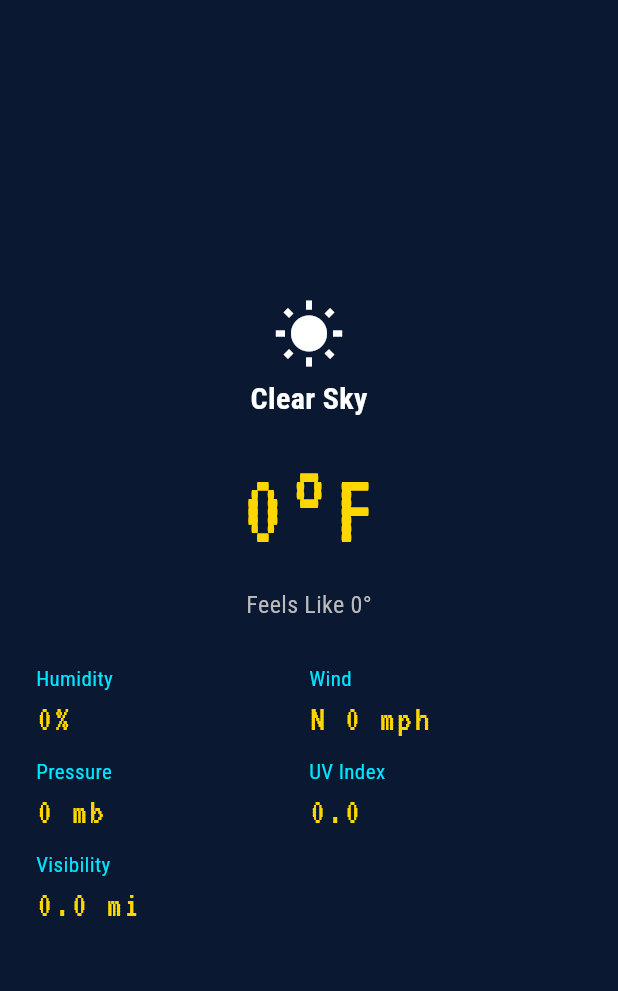
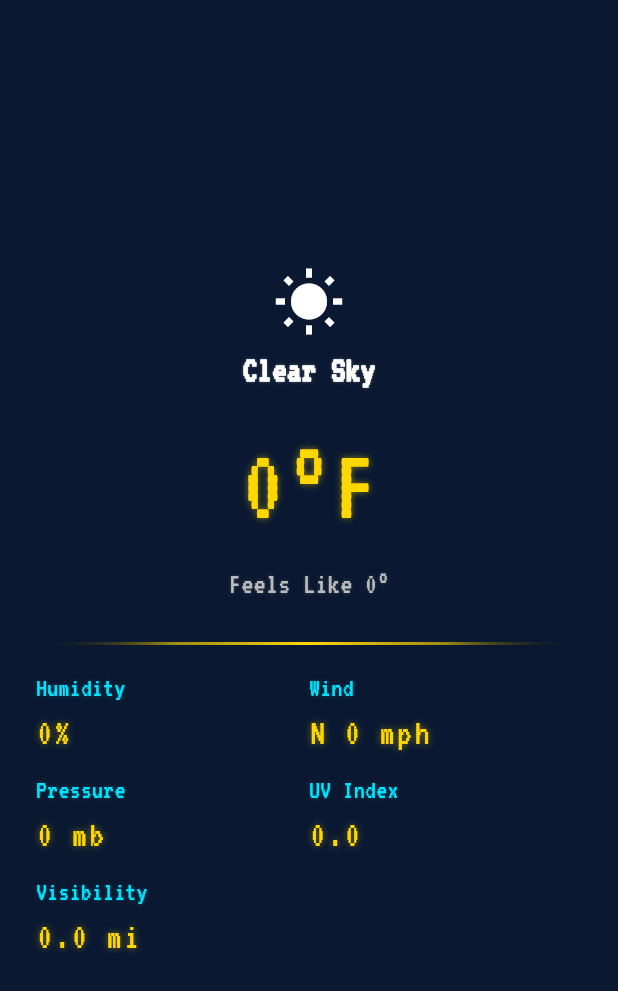
Before and after one commit to cunderw/flutter_weather_channel, a Flutter app: the CurrentConditionsPanel widget shown alone on an empty page, opened directly with empty values, on a phone screen of 412 x 824 dp. Shown: the top 991 px of the screen. Run offline on Flutter 3.47's test engine with Material 3 defaults, Android fonts, the phone set to English and light mode, and no system bars; our stand-ins replace cached_network_image, equatable, flutter_bloc, google_fonts; network calls fail.

Commit message:
More old TV style - CU

```diff
--- a/lib/config/theme.dart
+++ b/lib/config/theme.dart
@@ -32,6 +32,7 @@ class WeatherColors {
 }
 
 /// Text styles replicating the retro TV Weather Channel aesthetic.
+/// All text uses pixelated / monospace fonts for a low-res broadcast look.
 class WeatherTextStyles {
   WeatherTextStyles._();
 
@@ -40,31 +41,46 @@ class WeatherTextStyles {
     double size = 48,
     Color color = WeatherColors.textYellow,
   }) {
-    return GoogleFonts.vt323(fontSize: size, color: color, letterSpacing: 2);
+    return GoogleFonts.vt323(
+      fontSize: size,
+      color: color,
+      letterSpacing: 2,
+      shadows: [
+        Shadow(color: color.withValues(alpha: 0.5), blurRadius: 6),
+      ],
+    );
   }
 
-  /// Body text — condensed sans-serif for labels and descriptions.
+  /// Body text — also uses the pixel font for full retro consistency.
   static TextStyle body({
     double size = 16,
     Color color = WeatherColors.textWhite,
     FontWeight weight = FontWeight.normal,
   }) {
-    return GoogleFonts.robotoCondensed(
-      fontSize: size,
+    return GoogleFonts.vt323(
+      fontSize: size + 4, // VT323 reads smaller, bump slightly
       color: color,
       fontWeight: weight,
+      shadows: [
+        Shadow(color: color.withValues(alpha: 0.3), blurRadius: 2),
+      ],
     );
   }
 
-  /// Heading — larger condensed sans-serif.
+  /// Heading — larger pixel font with stronger glow.
   static TextStyle heading({
     double size = 24,
     Color color = WeatherColors.textCyan,
   }) {
-    return GoogleFonts.robotoCondensed(
-      fontSize: size,
+    return GoogleFonts.vt323(
+      fontSize: size + 6,
       color: color,
       fontWeight: FontWeight.bold,
+      letterSpacing: 3,
+      shadows: [
+        Shadow(color: color.withValues(alpha: 0.6), blurRadius: 8),
+        Shadow(color: color.withValues(alpha: 0.3), blurRadius: 16),
+      ],
     );
   }
 
@@ -73,10 +89,14 @@ class WeatherTextStyles {
     double size = 18,
     Color color = WeatherColors.textWhite,
   }) {
-    return GoogleFonts.robotoCondensed(
-      fontSize: size,
+    return GoogleFonts.vt323(
+      fontSize: size + 4,
       color: color,
       fontWeight: FontWeight.w500,
+      letterSpacing: 1,
+      shadows: [
+        Shadow(color: color.withValues(alpha: 0.4), blurRadius: 3),
+      ],
     );
   }
 }
--- a/lib/widgets/current_conditions_panel.dart
+++ b/lib/widgets/current_conditions_panel.dart
@@ -56,25 +56,59 @@ class CurrentConditionsPanel extends StatelessWidget {
   }
 
   Widget _buildDataGrid() {
-    return Table(
-      defaultVerticalAlignment: TableCellVerticalAlignment.middle,
+    return Column(
       children: [
-        _dataRow('Humidity', '${weather.humidity}%', 'Wind',
-            '${weather.windDirectionCompass} ${weather.windSpeed.round()} mph'),
-        _dataRow('Pressure', '${weather.pressure.round()} mb', 'UV Index',
-            weather.uvIndex.toStringAsFixed(1)),
-        _dataRow('Visibility', '${weather.visibilityMiles.toStringAsFixed(1)} mi',
-            '', ''),
+        // Thin yellow horizontal rule like broadcast lower-third graphics
+        Container(
+          height: 2,
+          margin: const EdgeInsets.only(bottom: 12),
+          decoration: BoxDecoration(
+            gradient: LinearGradient(
+              colors: [
+                Colors.transparent,
+                WeatherColors.textYellow.withValues(alpha: 0.6),
+                WeatherColors.textYellow,
+                WeatherColors.textYellow.withValues(alpha: 0.6),
+                Colors.transparent,
+              ],
+            ),
+          ),
+        ),
+        Table(
+          defaultVerticalAlignment: TableCellVerticalAlignment.middle,
+          children: [
+            _dataRow(
+              'Humidity',
+              '${weather.humidity}%',
+              'Wind',
+              '${weather.windDirectionCompass} ${weather.windSpeed.round()} mph',
+            ),
+            _dataRow(
+              'Pressure',
+              '${weather.pressure.round()} mb',
+              'UV Index',
+              weather.uvIndex.toStringAsFixed(1),
+            ),
+            _dataRow(
+              'Visibility',
+              '${weather.visibilityMiles.toStringAsFixed(1)} mi',
+              '',
+              '',
+            ),
+          ],
+        ),
       ],
     );
   }
 
-  TableRow _dataRow(String label1, String value1, String label2, String value2) {
+  TableRow _dataRow(
+    String label1,
+    String value1,
+    String label2,
+    String value2,
+  ) {
     return TableRow(
-      children: [
-        _dataCell(label1, value1),
-        _dataCell(label2, value2),
-      ],
+      children: [_dataCell(label1, value1), _dataCell(label2, value2)],
     );
   }
 
```
Also changed, not shown: lib/widgets/forecast_ticker.dart (+11 -4 lines), lib/widgets/radar_panel.dart (+15 -0 lines), lib/widgets/text_summary_panel.dart (+22 -7 lines), lib/widgets/tv_frame.dart (+117 -20 lines), lib/widgets/weather_info_bar.dart (+11 -4 lines).
